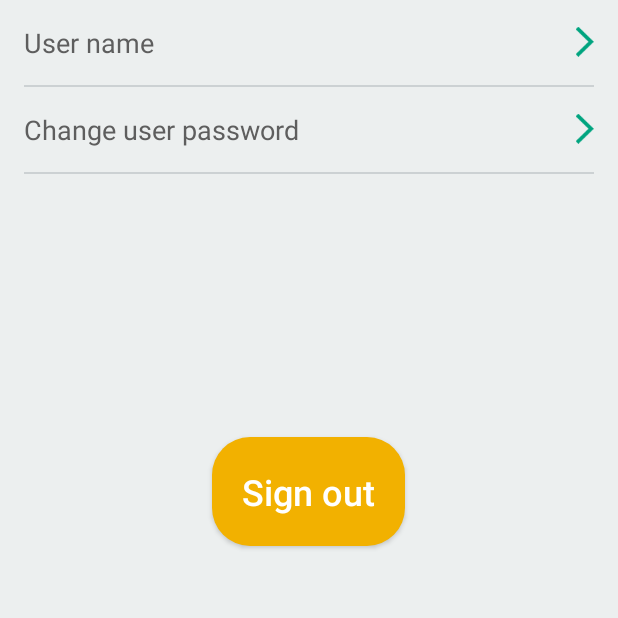
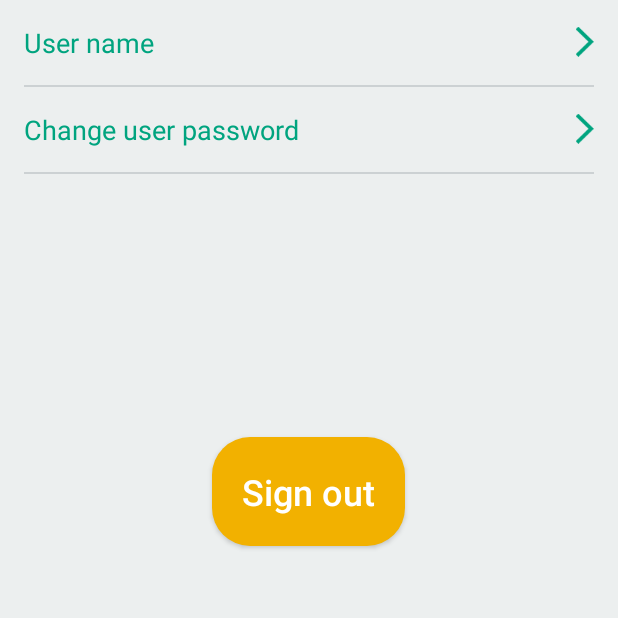
Before and after one commit to iRafal/House-Manager, an Android app: the fragment SettingsFragment placed in its activity, on a phone screen of 412 x 824 dp, the top half of it. Run offline under Robolectric (Android 15) with nearby library versions, the phone set to English and light mode, and no system bars; our stand-ins replace ButterKnife; libraries missing offline, so code that uses them is left out: com.orhanobut.dialogplus, io.codetail.animation; plain views replace RevealFrameLayout.

Commit message:
1)Fixed settings screen text color layout

```diff
--- a/app/src/main/res/layout/settings_screen_layout.xml
+++ b/app/src/main/res/layout/settings_screen_layout.xml
@@ -25,7 +25,7 @@
                 android:gravity="left"
                 android:padding="@dimen/edge_big"
                 android:text="@string/user_name"
-                android:textColor="@color/status_bar_gray"
+                android:textColor="@color/green_dark_plus"
                 android:textSize="@dimen/text_normal_medium" />
 
             <View
@@ -45,7 +45,7 @@
                 android:gravity="left"
                 android:padding="@dimen/edge_big"
                 android:text="@string/change_user_password"
-                android:textColor="@color/status_bar_gray"
+                android:textColor="@color/green_dark_plus"
                 android:textSize="@dimen/text_normal_medium" />
 
             <View
```
